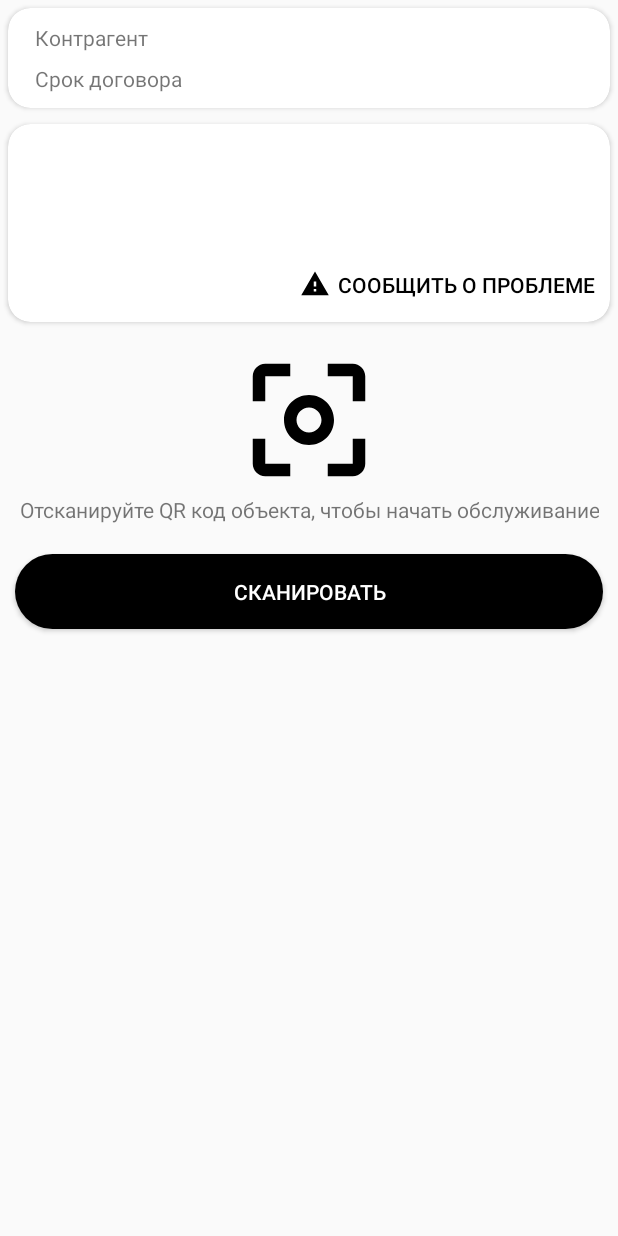
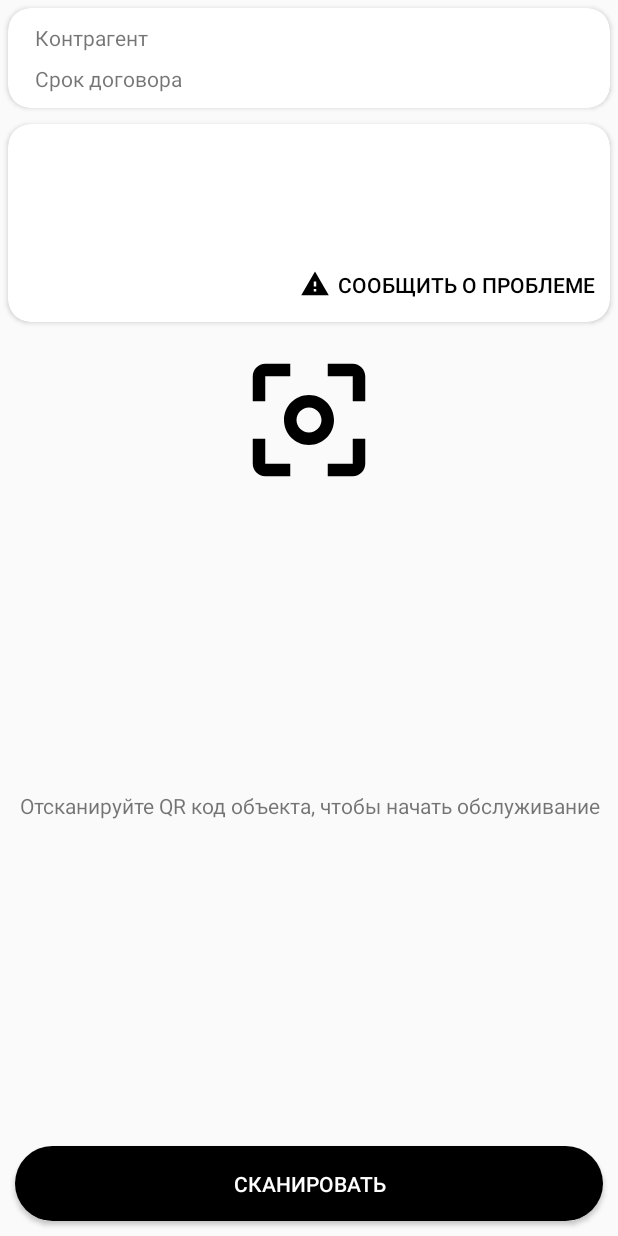
Before and after one commit to vevar/VKR.Technician, an Android app: the layout fragment_maintenance.xml on its own in the app's theme, with its tools: preview values and no code run, on a phone screen of 412 x 824 dp. Run offline under Robolectric (Android 15) with nearby library versions, the phone set to English and light mode, and no system bars.

Commit message:
Problem: How to set position of parameter drawableTop of TextView. Drawable must be above of text

```diff
--- a/presentation/src/main/res/layout/fragment_maintenance.xml
+++ b/presentation/src/main/res/layout/fragment_maintenance.xml
@@ -25,17 +25,14 @@
                 android:layout_width="match_parent"
                 android:layout_height="match_parent"
                 android:orientation="vertical">
-
             <TextView
-                    android:layout_height="wrap_content"
-                    android:layout_width="wrap_content"
+                    android:layout_width="match_parent"
+                    android:layout_height="0dp"
                     android:text="@string/lbl_scan_qr_for_start"
                     android:layout_margin="@dimen/default_margin"
-                    android:textAlignment="center"
+                    android:layout_weight="1"
                     android:gravity="center"
-                    android:layout_gravity="center"
-                    android:drawableTop="@drawable/ic_center_focus_weak_black" />
-
+                    android:drawableTop="@drawable/ic_center_focus_weak_black"/>
             <Button
                     android:id="@+id/btn_scan_qr"
                     android:layout_width="match_parent"
```
